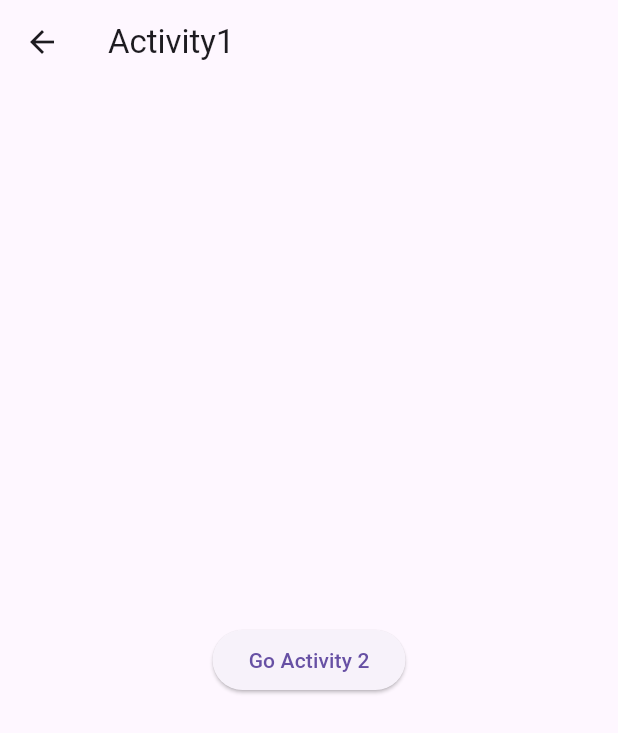
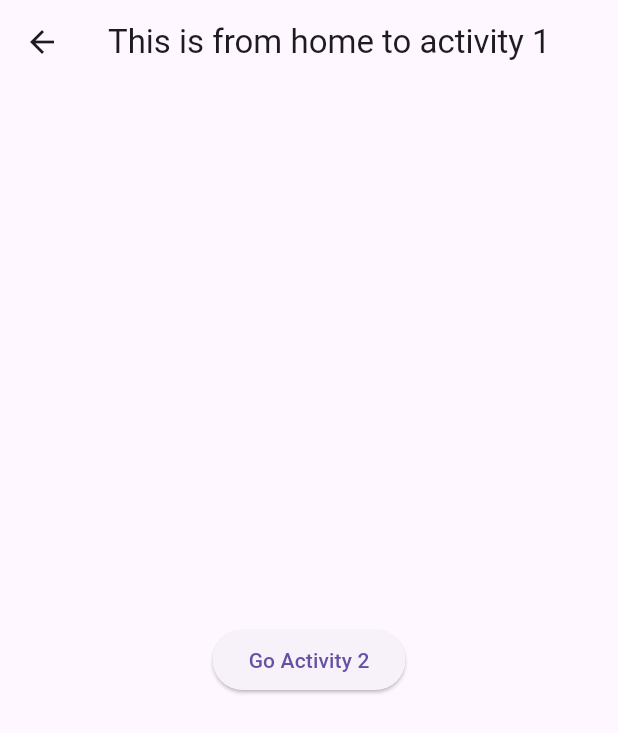
Before and after one commit to sezanmahmud30/flutter_learning, a Flutter app: the screen it shows after launch, after a tap on "Go Activity 1", on a phone screen of 412 x 824 dp. Shown: the top 733 px of the screen. Run offline on Flutter 3.47's test engine with Material 3 defaults, Android fonts, the phone set to English and light mode, and no system bars.

Commit message:
Pass Data Via Navigation

```diff
--- a/myapp1/lib/main.dart
+++ b/myapp1/lib/main.dart
@@ -50,11 +50,11 @@ class HomeActivity extends StatelessWidget{
         mainAxisAlignment: MainAxisAlignment.start,
         children: [
           ElevatedButton(onPressed: (){
-            Navigator.push(context, MaterialPageRoute(builder: (context)=> Activity1()));           //  Go Activity 1
+            Navigator.push(context, MaterialPageRoute(builder: (context)=> Activity1("This is from home to activity 1")));           //  Go Activity 1
           }, child: Text("Go Activity 1")),
 
           ElevatedButton(onPressed: (){
-            Navigator.push(context, MaterialPageRoute(builder: (context)=> Activity2()));           //  Go Activity 2
+            Navigator.push(context, MaterialPageRoute(builder: (context)=> Activity2("This is from home to activity 2")));           //  Go Activity 2
           }, child: Text("Go Activity 2")),
 
         ],
@@ -68,17 +68,24 @@ class HomeActivity extends StatelessWidget{
 
 class Activity1 extends StatelessWidget{
 
+  String msg;
+
+   Activity1(
+      this.msg,
+      {super.key}
+      );
+
   @override
   Widget build(BuildContext context) {
 
     return Scaffold(
       appBar: AppBar(
-        title: Text("Activity1"),
+        title: Text(msg),
       ),
 
       body: Center(
         child: ElevatedButton(onPressed: (){
-          Navigator.push(context, MaterialPageRoute(builder: (context)=> Activity2()));       //  Go Activity 2
+          Navigator.push(context, MaterialPageRoute(builder: (context)=> Activity2("This is from activity 1 to activity 2")));       //  Go Activity 2
         }, child: Text("Go Activity 2")),
 
       ),
@@ -93,17 +100,25 @@ class Activity1 extends StatelessWidget{
 
 class Activity2 extends StatelessWidget{
 
+  String msg;
+   Activity2(
+       this.msg,
+      {super.key}
+      );
+
+
   @override
   Widget build(BuildContext context) {
 
     return Scaffold(
       appBar: AppBar(
-        title: Text("Activity2"),
+        title: Text(msg),
       ),
 
       body: Center(
+
         child: ElevatedButton(onPressed: (){
-          Navigator.push(context, MaterialPageRoute(builder: (context)=> Activity1()));       //  Go Activity 1
+          Navigator.push(context, MaterialPageRoute(builder: (context)=> Activity1("This is from activity 2 to activity 1")));       //  Go Activity 1
         }, child: Text("Go Activity 1")),
 
       ),
```
